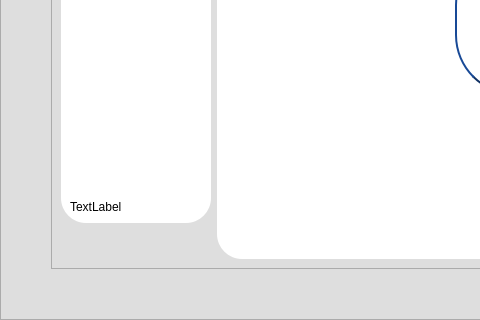
First picture: the form in tela_adm.ui, repository KobaDev/GestaoDePonto, before the edit; both pictures show x 0 to 480 and y 458 to 778 of the 1031 by 778 pixel window.
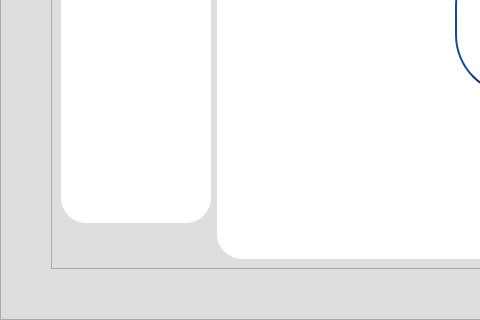
Second picture: the form after the edit. The open tabs and pages were chosen to show the change. Icons and pictures are not drawn.

```diff
--- a/tela_adm.ui
+++ b/tela_adm.ui
@@ -3159,7 +3159,7 @@
                  <item>
                   <widget class="QLabel" name="label_14">
                    <property name="text">
-                    <string>TextLabel</string>
+                    <string/>
                    </property>
                   </widget>
                  </item>
```
Left out of the diff: 6 changed lines with no effect on the pictures.
